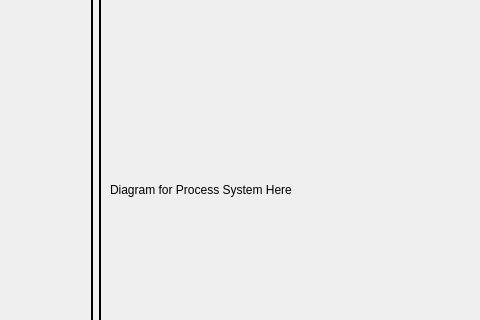
First picture: the form in src/L4/ui/gsmainwindow.ui, repository vedangnaik/Carina-mirror, before the edit; both pictures show x 378 to 858 and y 135 to 455 of the 947 by 652 pixel window.
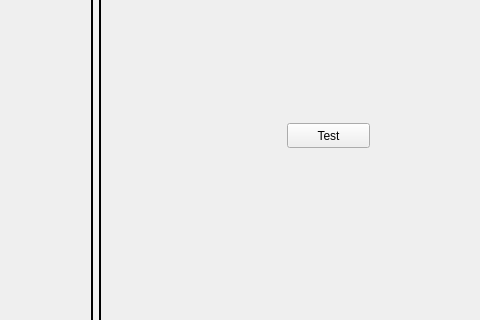
Second picture: the form after the edit. Custom widgets are drawn as their Qt base class.

Commit message: Added prototype movable QPushButton subclass

```diff
--- a/src/L4/ui/gsmainwindow.ui
+++ b/src/L4/ui/gsmainwindow.ui
@@ -44,15 +44,25 @@
       <property name="lineWidth">
        <number>2</number>
       </property>
-      <layout class="QHBoxLayout" name="horizontalLayout_4">
-       <item>
-        <widget class="QLabel" name="label">
-         <property name="text">
-          <string>Diagram for Process System Here</string>
-         </property>
-        </widget>
-       </item>
-      </layout>
+      <widget class="MovableQPushButton" name="pushButton">
+       <property name="geometry">
+        <rect>
+         <x>188</x>
+         <y>230</y>
+         <width>83</width>
+         <height>25</height>
+        </rect>
+       </property>
+       <property name="sizePolicy">
+        <sizepolicy hsizetype="Minimum" vsizetype="Minimum">
+         <horstretch>0</horstretch>
+         <verstretch>0</verstretch>
+        </sizepolicy>
+       </property>
+       <property name="text">
+        <string>Test</string>
+       </property>
+      </widget>
      </widget>
     </item>
    </layout>
@@ -81,6 +91,13 @@
    </property>
   </action>
  </widget>
+ <customwidgets>
+  <customwidget>
+   <class>MovableQPushButton</class>
+   <extends>QPushButton</extends>
+   <header>src/L4/ui/MovableQPushButton.h</header>
+  </customwidget>
+ </customwidgets>
  <resources/>
  <connections/>
 </ui>
```
The commit also changes 3 other files.
